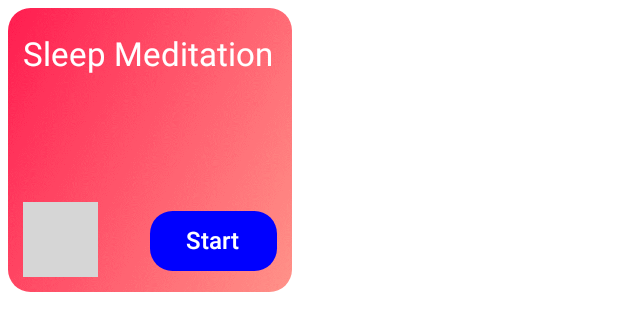
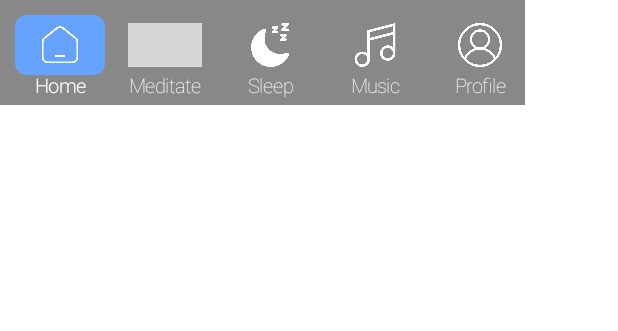
Before and after one commit to Kelaskaraditya1/MeditationUi-JetpackCompose, an Android app built with Jetpack Compose: the @Preview function PreviewFunctionMark2, on a phone screen of 412 x 824 dp. Shown: the top 331 px of the screen. Run offline under Robolectric (Android 15) with nearby library versions, the phone set to English and light mode, and no system bars; grey boxes are pictures that could not be loaded.

Commit message:
Bottom NavBar Remainning

```diff
--- /dev/null
+++ b/app/src/main/java/com/starkindustries/meditationui/Data/BottomNavData.kt
@@ -0,0 +1,3 @@
+package com.starkindustries.meditationui.Data
+
+data class BottomNavData(var title:String,var icon:Int)
--- a/app/src/main/java/com/starkindustries/meditationui/Frontend/Compose/HomeScreenCompose.kt
+++ b/app/src/main/java/com/starkindustries/meditationui/Frontend/Compose/HomeScreenCompose.kt
@@ -51,6 +51,7 @@ import androidx.compose.ui.text.style.TextAlign
 import androidx.compose.ui.tooling.preview.Preview
 import androidx.compose.ui.unit.dp
 import androidx.compose.ui.unit.sp
+import com.starkindustries.meditationui.Data.BottomNavData
 import com.starkindustries.meditationui.Data.FeautuesData
 import com.starkindustries.meditationui.R
 import com.starkindustries.meditationui.Utility.Utility
@@ -171,8 +172,8 @@ fun CurrentMeditationCompose(){
 @Composable
 fun FeautureCard(title:String, logo:Int,background:Int){
     Box(modifier = Modifier
-        .size(200.dp).
-            padding(5.dp)
+        .size(150.dp)
+        .padding(5.dp)
         .clip(RoundedCornerShape(15.dp))
     ){
         Image(painter = painterResource(id = background), contentDescription = "",
@@ -239,8 +240,75 @@ fun PreviewFunction(){
         FeauturesCompose()
     }
 }
+
+@Composable
+fun BottomNavigationChip(title:String,
+                         imageId:Int,
+                         isSelected:Boolean,
+                         onClick:()->Unit){
+        Column (modifier = Modifier
+            .size(70.dp)){
+            Box(modifier = Modifier
+                .padding(top = 10.dp, start = 10.dp)
+                .clip(RoundedCornerShape(8.dp))){
+                Box(modifier =Modifier.background(
+                    if(isSelected)
+                        Blue20
+                    else
+                        Color.Transparent
+                ) ){
+                    Icon(painter = painterResource(id = imageId), contentDescription = "",
+                        tint = Color.White,
+                        modifier = Modifier
+                            .fillMaxWidth()
+                            .size(40.dp)
+                            .padding(5.dp))
+                }
+            }
+            Text(text = title,
+                color = Color.White,
+                modifier = Modifier
+                    .fillMaxWidth()
+                    .padding(start = 10.dp),
+                textAlign = TextAlign.Center,
+                fontWeight = if(isSelected)
+                    FontWeight.W300
+                else
+                    FontWeight.Thin,
+                fontSize = 13.sp)
+        }
+}
+
+@Composable
+fun BottomNavigationBar(bottomNavFeauturesList:List<BottomNavData>,
+                        initialIndex:Int=0){
+    var selectedIndex by rememberSaveable {
+        mutableStateOf(initialIndex)
+    }
+    val angledBlueGradient = Brush.linearGradient(
+        colors = listOf(
+            Color(0xFF0033A0), // Dark Blue
+            Color(0xFF3378FF), // Medium Blue
+            Color(0xFF99C4FF)  // Light Blue
+        ),
+        start = Offset(0f, 0f), // Top-left cornerif(
+        end = Offset(Float.POSITIVE_INFINITY, Float.POSITIVE_INFINITY)
+    )
+    val selectedState by rememberSaveable {
+        mutableStateOf(0)
+    }
+    Row(modifier = Modifier.background(Color.Gray)) {
+        bottomNavFeauturesList.forEachIndexed{
+            index,item->
+            BottomNavigationChip(title = item.title, imageId = item.icon, isSelected = index==selectedState,{selectedIndex=index})
+        }
+    }
+    }
+
+
+
 @Preview(showBackground = true, showSystemUi = true)
 @Composable
 fun PreviewFunctionMark2(){
-    FeautureCard(title = "Sleep Meditation", logo = R.drawable.headphone, background =R.drawable.red_background )
+    BottomNavigationBar(Utility.getBottomNavData())
 }
--- a/app/src/main/java/com/starkindustries/meditationui/Frontend/Screens/HomeScreen.kt
+++ b/app/src/main/java/com/starkindustries/meditationui/Frontend/Screens/HomeScreen.kt
@@ -1,14 +1,20 @@
 package com.starkindustries.meditationui.Frontend.Screens
 
+import androidx.compose.foundation.ScrollState
 import androidx.compose.foundation.background
+import androidx.compose.foundation.gestures.rememberScrollableState
+import androidx.compose.foundation.gestures.scrollable
 import androidx.compose.foundation.layout.Box
 import androidx.compose.foundation.layout.Column
 import androidx.compose.foundation.layout.Row
 import androidx.compose.foundation.layout.fillMaxSize
 import androidx.compose.foundation.layout.padding
+import androidx.compose.foundation.rememberScrollState
+import androidx.compose.foundation.verticalScroll
 import androidx.compose.material3.Text
 import androidx.compose.runtime.Composable
 import androidx.compose.runtime.ComposeCompilerApi
+import androidx.compose.runtime.mutableStateOf
 import androidx.compose.ui.Modifier
 import androidx.compose.ui.geometry.Offset
 import androidx.compose.ui.graphics.Brush
@@ -19,6 +25,7 @@ import androidx.compose.ui.tooling.preview.Preview
 import androidx.compose.ui.unit.dp
 import androidx.compose.ui.unit.sp
 import com.starkindustries.meditationui.Frontend.Activity.Greeting
+import com.starkindustries.meditationui.Frontend.Compose.BottomNavigationBar
 import com.starkindustries.meditationui.Frontend.Compose.ChipsetCompose
 import com.starkindustries.meditationui.Frontend.Compose.CurrentMeditationCompose
 import com.starkindustries.meditationui.Frontend.Compose.FeautureCard
@@ -29,6 +36,7 @@ import com.starkindustries.meditationui.ui.theme.Blue20
 
 @Composable
 fun HomeScreen(){
+    val scrollState = rememberScrollState()
     val angledBlueGradient = Brush.linearGradient(
         colors = listOf(
             Color(0xFF0033A0), // Dark Blue
@@ -56,8 +64,10 @@ fun HomeScreen(){
                 fontWeight = FontWeight.Bold
             )
             FeauturesCompose()
+            BottomNavigationBar(bottomNavFeauturesList = Utility.getBottomNavData())
         }
     }}
+
 
 @Composable
 @Preview(showBackground = true, showSystemUi = true)
--- a/app/src/main/java/com/starkindustries/meditationui/Utility/Utility.kt
+++ b/app/src/main/java/com/starkindustries/meditationui/Utility/Utility.kt
@@ -1,5 +1,6 @@
 package com.starkindustries.meditationui.Utility
 
+import com.starkindustries.meditationui.Data.BottomNavData
 import com.starkindustries.meditationui.Data.FeautuesData
 import com.starkindustries.meditationui.R
 
@@ -12,5 +13,13 @@ class Utility {
               FeautuesData("Calming Sounds", R.drawable.video_camera,R.drawable.red_background))
             return feauturesList
         }
+        fun getBottomNavData():List<BottomNavData>{
+            var bottomNavList = listOf(BottomNavData("Home", R.drawable.home),
+                BottomNavData("Meditate", R.drawable.headphone),
+                BottomNavData("Sleep", R.drawable.sleep),
+                BottomNavData("Music", R.drawable.musical_note),
+                BottomNavData("Profile", R.drawable.user))
+            return bottomNavList
+        }
     }
 }
```
Also changed, not shown: app/src/main/res/drawable/home.png (added), app/src/main/res/drawable/musical_note.png (added), app/src/main/res/drawable/sleep.png (added), app/src/main/res/drawable/user.png (added), app/src/main/res/drawable/yoga.png (added).
